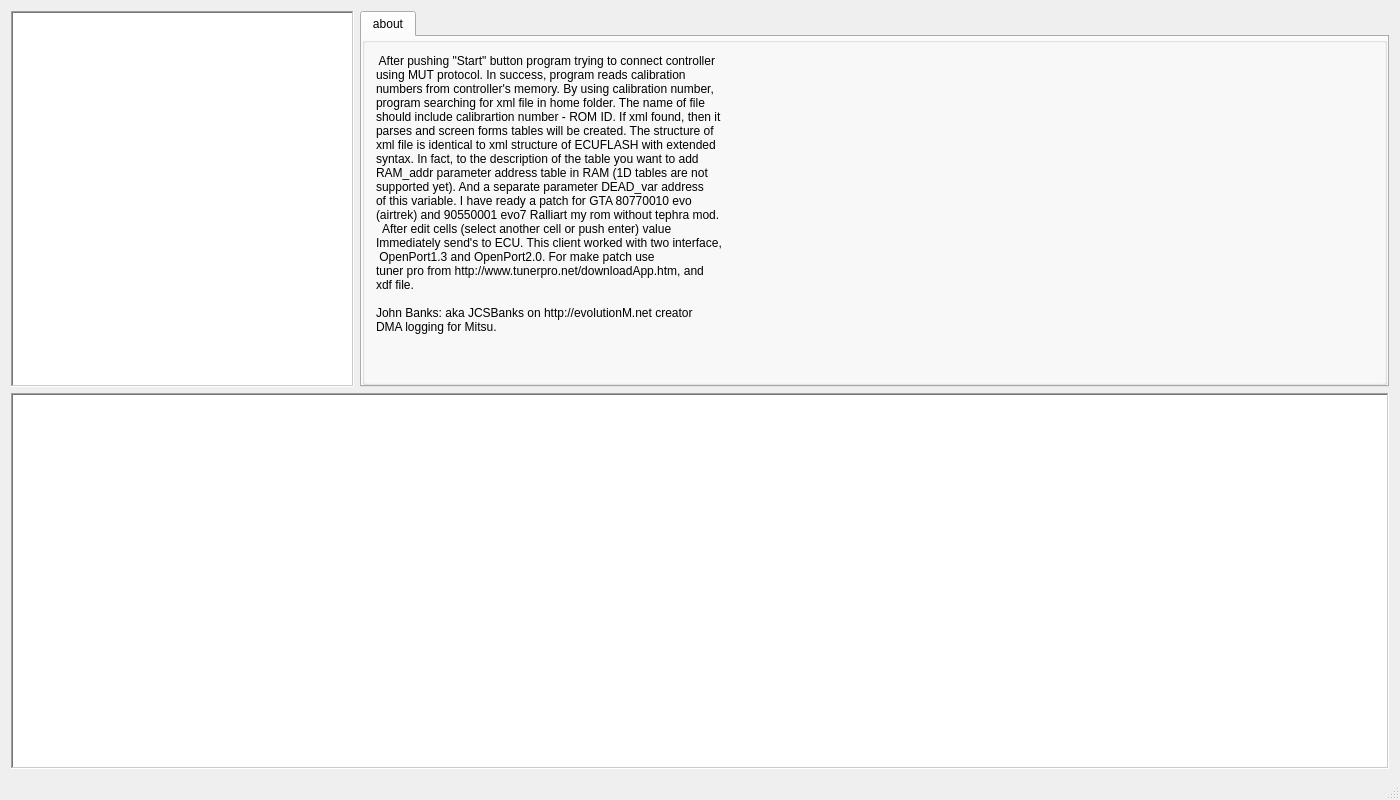
Above: mainwindow.ui from DowJhob/Evo-live-map before the change. Below: the same form after it.
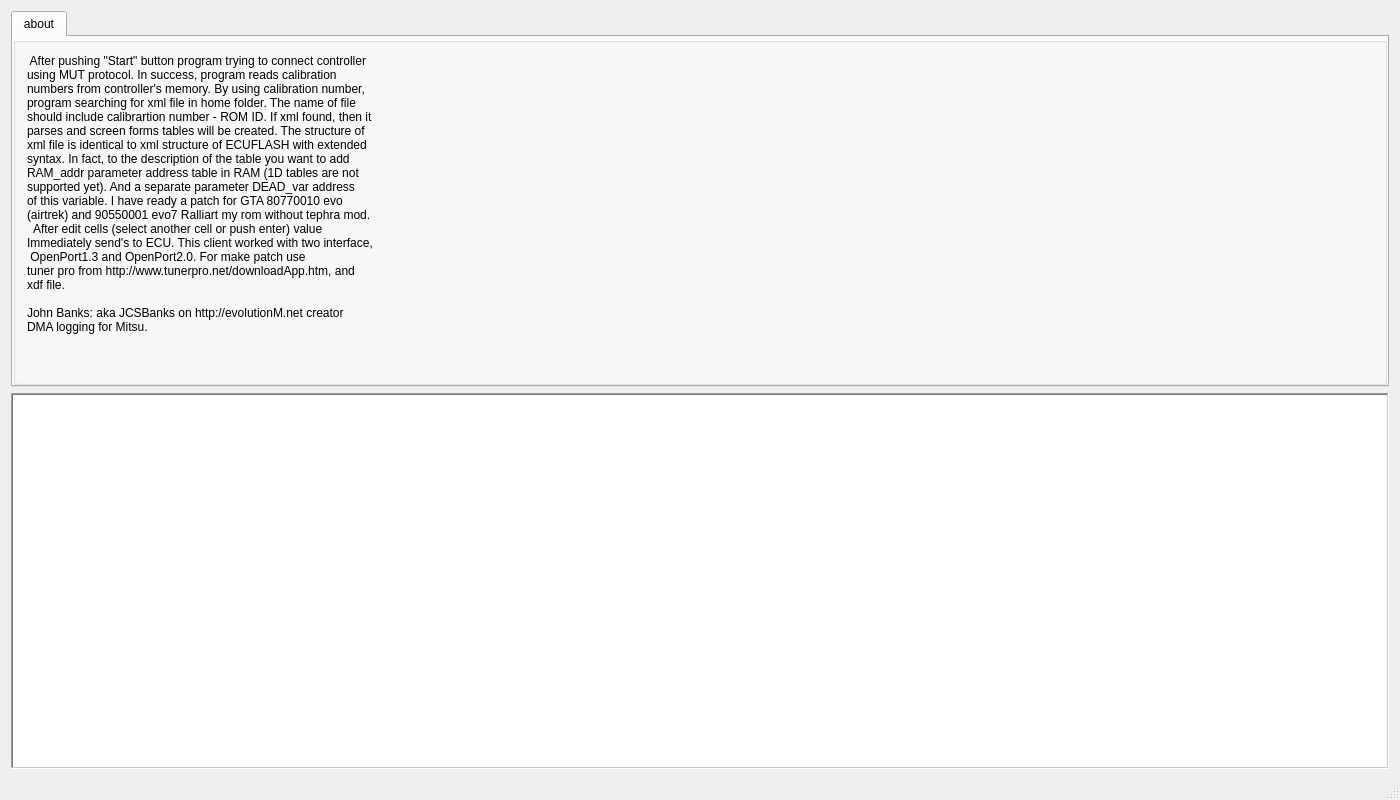
That is the form after the change.

Diff of the .ui file:
```diff
--- a/mainwindow.ui
+++ b/mainwindow.ui
@@ -106,7 +106,7 @@
       </property>
      </widget>
     </item>
-    <item row="0" column="1">
+    <item row="0" column="0" colspan="2">
      <widget class="QTabWidget" name="tabWidget">
       <property name="enabled">
        <bool>true</bool>
@@ -179,46 +179,6 @@
       </widget>
      </widget>
     </item>
-    <item row="0" column="0">
-     <widget class="QTreeWidget" name="treeWidget">
-      <property name="sizePolicy">
-       <sizepolicy hsizetype="MinimumExpanding" vsizetype="MinimumExpanding">
-        <horstretch>0</horstretch>
-        <verstretch>0</verstretch>
-       </sizepolicy>
-      </property>
-      <property name="frameShape">
-       <enum>QFrame::WinPanel</enum>
-      </property>
-      <property name="headerHidden">
-       <bool>true</bool>
-      </property>
-      <property name="columnCount">
-       <number>1</number>
-      </property>
-      <attribute name="headerVisible">
-       <bool>false</bool>
-      </attribute>
-      <attribute name="headerDefaultSectionSize">
-       <number>100</number>
-      </attribute>
-      <column>
-       <property name="text">
-        <string notr="true">ROM metadata</string>
-       </property>
-       <property name="textAlignment">
-        <set>AlignCenter</set>
-       </property>
-       <property name="background">
-        <color>
-         <red>120</red>
-         <green>120</green>
-         <blue>120</blue>
-        </color>
-       </property>
-      </column>
-     </widget>
-    </item>
    </layout>
   </widget>
   <widget class="QStatusBar" name="statusBar">
```
